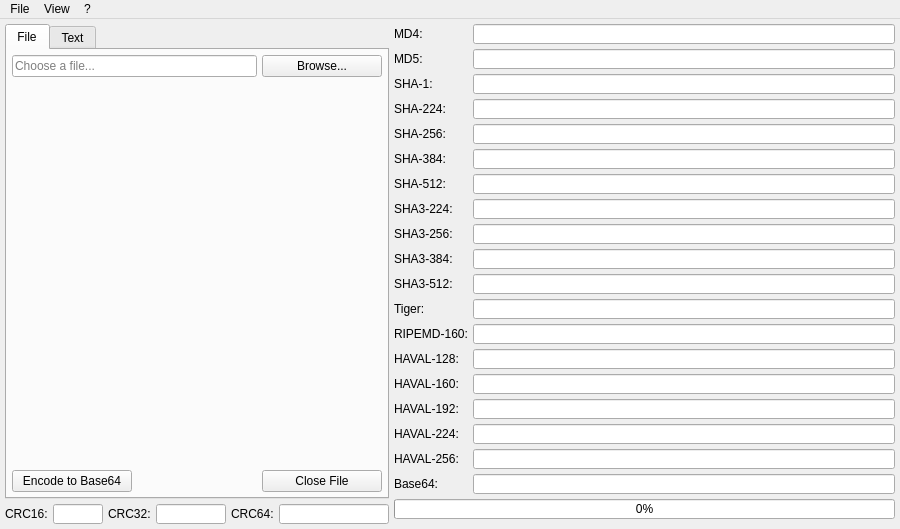
rikyoz/MrHash, file ui/mainwindow.ui: the form before one commit.
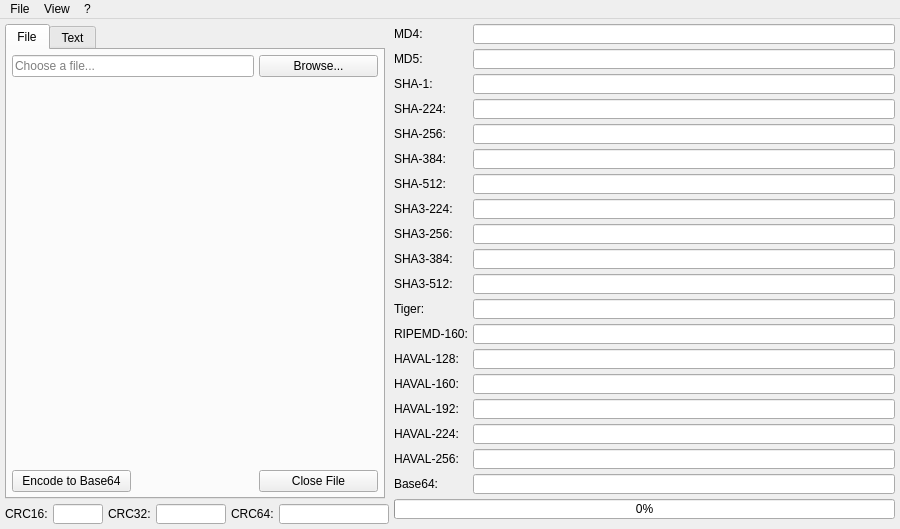
The form after the commit. Icons and pictures are not drawn. Custom widgets are drawn as their Qt base class.

The edit to the form file:
```diff
--- a/ui/mainwindow.ui
+++ b/ui/mainwindow.ui
@@ -655,10 +655,22 @@
     </item>
     <item row="0" column="0" colspan="6">
      <widget class="QTabWidget" name="tabWidget">
+      <property name="sizePolicy">
+       <sizepolicy hsizetype="Preferred" vsizetype="Expanding">
+        <horstretch>0</horstretch>
+        <verstretch>0</verstretch>
+       </sizepolicy>
+      </property>
       <property name="minimumSize">
        <size>
         <width>380</width>
-        <height>400</height>
+        <height>0</height>
+       </size>
+      </property>
+      <property name="maximumSize">
+       <size>
+        <width>380</width>
+        <height>16777215</height>
        </size>
       </property>
       <property name="currentIndex">
```
